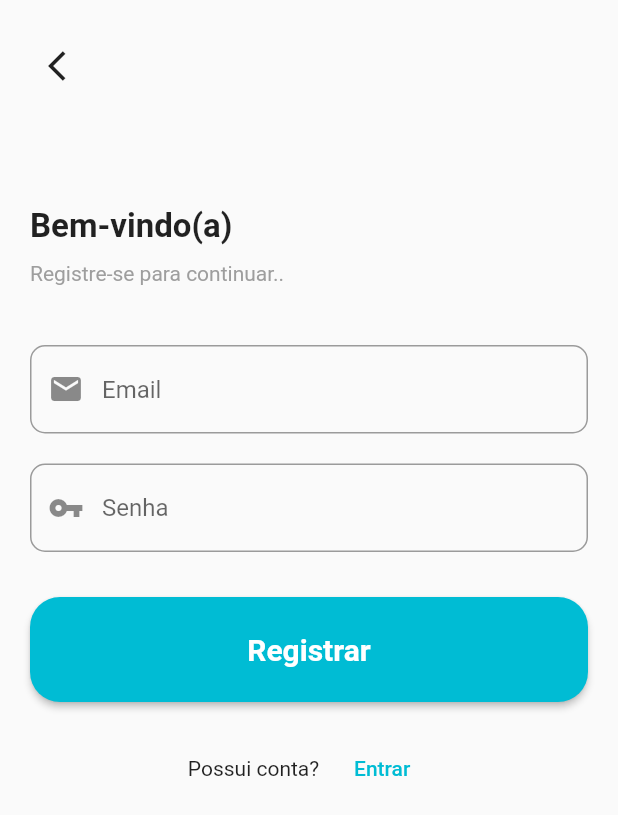
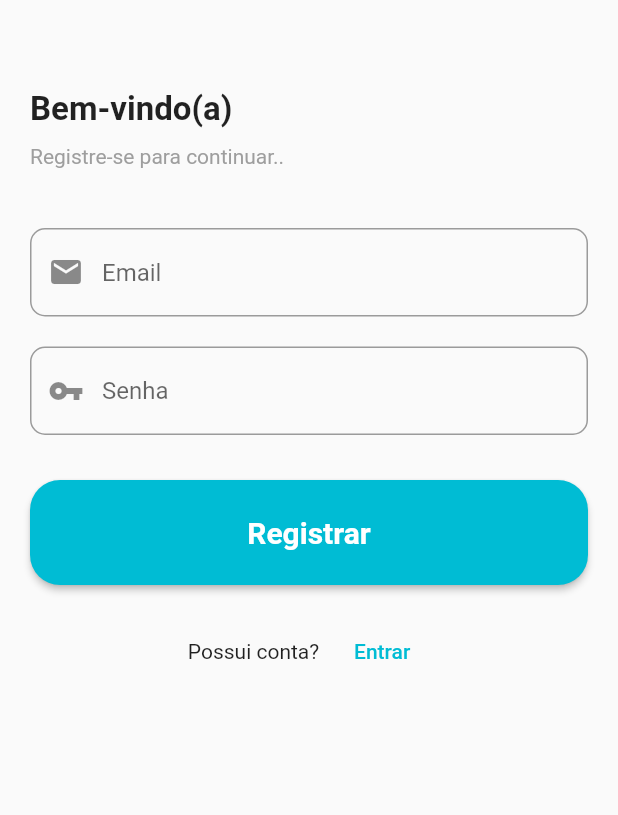
Before and after one commit to vitorsorato/garden_flutter, a Flutter app: the screen it shows after launch, after a tap on "Entrar", after a tap on "Registrar", on a phone screen of 412 x 824 dp. Shown: the top 815 px of the screen. Run offline on Flutter 3.47's test engine with Material 2 defaults, Android fonts, the phone set to English and light mode, and no system bars; our stand-ins replace firebase_auth, firebase_core; accounts and stored records are empty; project files that could hold a hidden picture were left out.

Commit message:
correcoes erros

```diff
--- a/lib/login.dart
+++ b/lib/login.dart
@@ -43,8 +43,6 @@ class _LoginState extends State<Login> {
               child: Column(
                 crossAxisAlignment: CrossAxisAlignment.start,
                 children: [
-                  IconButton(
-                      onPressed: () {}, icon: const Icon(Icons.arrow_back_ios)),
                   const SizedBox(
                     height: 40,
                   ),
@@ -138,7 +136,22 @@ class _LoginState extends State<Login> {
                         child: const Text("Registrar"),
                       ),
                     ],
-                  )
+                  ),
+                  const SizedBox(height: 20),
+                  if (loginProvider.errorMessage.isNotEmpty)
+                    Container(
+                      padding: const EdgeInsets.symmetric(
+                          horizontal: 10, vertical: 5),
+                      color: Colors.amberAccent,
+                      child: ListTile(
+                        title: Text(loginProvider.errorMessage),
+                        leading: const Icon(Icons.error),
+                        trailing: IconButton(
+                          icon: const Icon(Icons.close),
+                          onPressed: () => loginProvider.setMessage(null),
+                        ),
+                      ),
+                    )
                 ],
               ),
             ),
--- a/lib/main.dart
+++ b/lib/main.dart
@@ -1,8 +1,6 @@
 import 'package:firebase_auth/firebase_auth.dart';
 import 'package:firebase_core/firebase_core.dart';
 import 'package:flutter/material.dart';
-import 'package:garden/authentication.dart';
-import 'package:garden/login.dart';
 import 'package:garden/services.dart';
 import 'package:garden/wrapper.dart';
 import 'package:provider/provider.dart';
@@ -36,7 +34,9 @@ class MyApp extends StatelessWidget {
             ),
           );
         } else {
-          return Loading();
+          return MaterialApp(
+            home: Loading(),
+          );
         }
       },
     );
@@ -65,7 +65,9 @@ class Loading extends StatelessWidget {
   Widget build(BuildContext context) {
     return const Scaffold(
       body: Center(
-        child: CircularProgressIndicator(),
+        child: CircularProgressIndicator(
+          valueColor: AlwaysStoppedAnimation<Color>(Colors.red),
+        ),
       ),
     );
   }
--- a/lib/register.dart
+++ b/lib/register.dart
@@ -43,13 +43,8 @@ class _RegisterState extends State<Register> {
               child: Column(
                 crossAxisAlignment: CrossAxisAlignment.start,
                 children: [
-                  IconButton(
-                      onPressed: () {}, icon: const Icon(Icons.arrow_back_ios)),
                   const SizedBox(
                     height: 40,
-                  ),
-                  const SizedBox(
-                    height: 30,
                   ),
                   const Text("Bem-vindo(a)",
                       style: TextStyle(
@@ -142,12 +137,11 @@ class _RegisterState extends State<Register> {
                       ),
                     ],
                   ),
-                  /*
-                  SizedBox(height: 20),
-                  if (loginProvider.errorMessage != null)
+                  const SizedBox(height: 20),
+                  if (loginProvider.errorMessage.isNotEmpty)
                     Container(
-                      padding:
-                          EdgeInsets.symmetric(horizontal: 10, vertical: 5),
+                      padding: const EdgeInsets.symmetric(
+                          horizontal: 10, vertical: 5),
                       color: Colors.amberAccent,
                       child: ListTile(
                         title: Text(loginProvider.errorMessage),
@@ -158,7 +152,6 @@ class _RegisterState extends State<Register> {
                         ),
                       ),
                     )
-                  */
                 ],
               ),
             ),
--- a/lib/services.dart
+++ b/lib/services.dart
@@ -1,18 +1,17 @@
 import 'dart:io';
-import 'package:firebase_core/firebase_core.dart';
 import 'package:firebase_auth/firebase_auth.dart';
 import 'package:flutter/material.dart';
 
 class AuthServices with ChangeNotifier {
-  late bool _isLoading = false;
-  late String _errorMessage;
+  bool _isLoading = false;
+  String _errorMessage = "";
   bool get isLoading => _isLoading;
   String get errorMessage => _errorMessage;
   FirebaseAuth firebaseAuth = FirebaseAuth.instance;
 
   Future register(String email, String password) async {
-    setLoading(true);
     try {
+      setLoading(true);
       UserCredential authResult = await firebaseAuth
           .createUserWithEmailAndPassword(email: email, password: password);
       User? user = authResult.user;
@@ -27,8 +26,9 @@ class AuthServices with ChangeNotifier {
   }
 
   Future login(String email, String password) async {
-    setLoading(true);
     try {
+      setLoading(true);
+
       UserCredential authResult = await firebaseAuth.signInWithEmailAndPassword(
           email: email, password: password);
       User? user = authResult.user;
```
Also changed, not shown: 1 other file.
